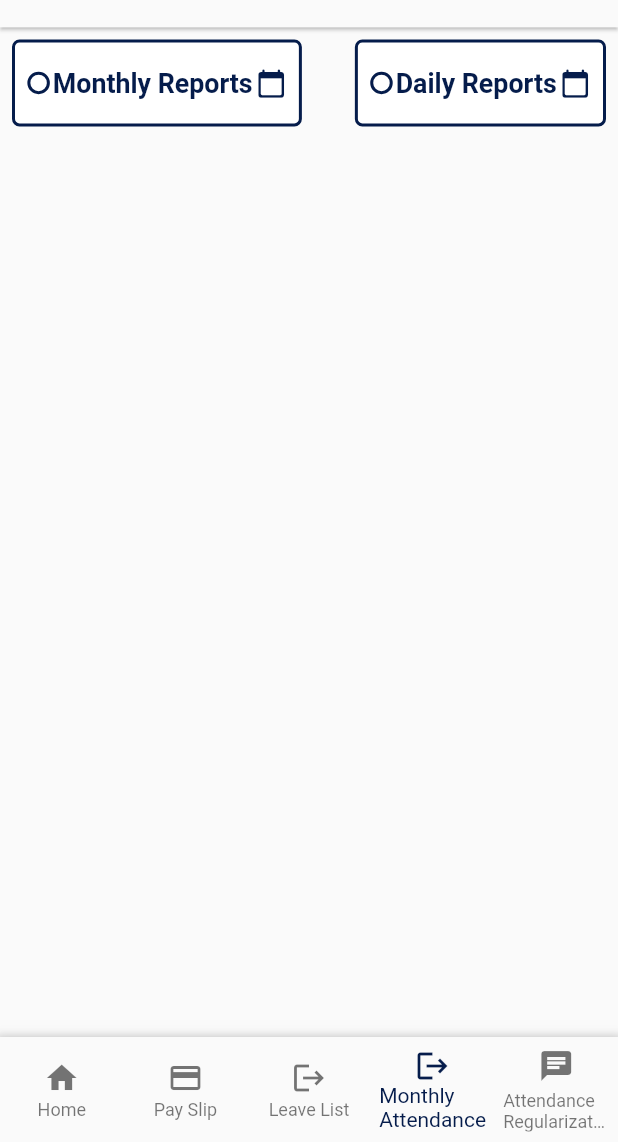
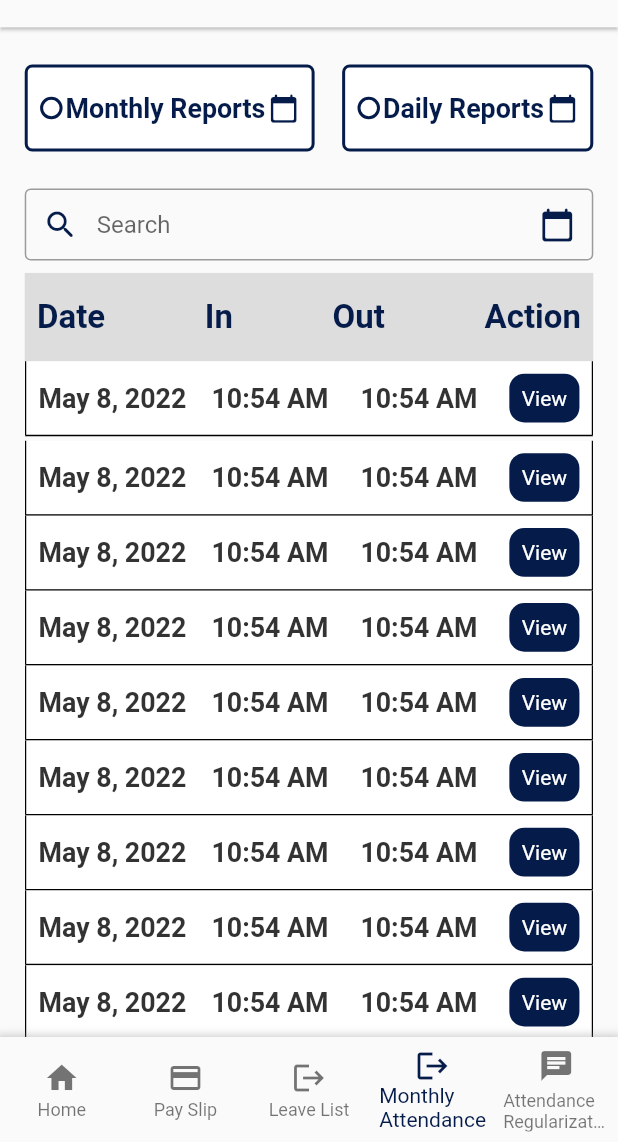
Before and after one commit to nayon-coders/HRM-Managemant-Asia-Soliution, a Flutter app: the IndexScreen screen opened directly, item 4 of the bottom bar chosen, on a phone screen of 412 x 824 dp, the part 94-1236 px from its top. Run offline on Flutter 3.47's test engine with Material 2 defaults, Android fonts, the phone set to English and light mode, and no system bars; our stand-ins replace dropdown_button2, sizer; missing offline and left inert: flutter_analog_clock, phlox_animations; network calls fail.

Commit message:
design monthly attendance page

```diff
--- a/lib/view/global-widget/clock.dart
+++ b/lib/view/global-widget/clock.dart
@@ -37,8 +37,8 @@ class AnalogClock extends StatelessWidget {
           decoration: const BoxDecoration(),
           child: Text(time.format(DateTime.now()),
             style: TextStyle(
-              fontSize: 15.sp,
-              fontWeight: FontWeight.w600
+              fontSize: 13.sp,
+              fontWeight: FontWeight.bold
             ),
           ),
 
--- a/lib/view/index.dart
+++ b/lib/view/index.dart
@@ -6,7 +6,7 @@ import 'package:hrm_management/view/profile/profile.dart';
 import 'package:hrm_management/view/working.dart';
 
 class IndexScreen extends StatefulWidget {
-   late bool? profile;
+    bool? profile;
   IndexScreen({Key? key, this.profile = false}) : super(key: key);
 
   @override
@@ -28,7 +28,7 @@ class _IndexScreenState extends State<IndexScreen> {
       _selectedIndex = index;
       widget.profile = false;
     });
-
+    widget.profile = false;
   }
 
   @override
--- a/lib/view/monthly attendance/monthly-attendance.dart
+++ b/lib/view/monthly attendance/monthly-attendance.dart
@@ -2,7 +2,9 @@ import 'package:flutter/cupertino.dart';
 import 'package:flutter/material.dart';
 import 'package:hrm_management/Utility/color.dart';
 import 'package:hrm_management/view/global-widget/top-bar.dart';
+import 'package:hrm_management/view/monthly%20attendance/widget/attendance-list.dart';
 import 'package:hrm_management/view/monthly%20attendance/widget/search-type-button.dart';
+import 'package:sizer/sizer.dart';
 
 class MonthluAttendance extends StatefulWidget {
   const MonthluAttendance({Key? key}) : super(key: key);
@@ -23,10 +25,12 @@ class _MonthluAttendanceState extends State<MonthluAttendance> {
           body: Column(
             children: [
               TopBar(pageName: "Monthly Attendance"),
-
+              SizedBox(height: 3.h,),
               Padding(
-                padding: const EdgeInsets.all(8.0),
-                child: Row(
+                padding: EdgeInsets.symmetric(horizontal: 2.h,),
+                 child: Column(
+                   children: [
+                     Row(
                         mainAxisAlignment: MainAxisAlignment.spaceBetween,
                         children: [
                           GestureDetector(
@@ -59,10 +63,100 @@ class _MonthluAttendanceState extends State<MonthluAttendance> {
 
                         ],
                       ),
+                     SizedBox(height: 3.h,),
+                     TextFormField(
+                       decoration: InputDecoration(
+                         prefixIcon: Icon(
+                           Icons.search_rounded,
+                           color: appColors.mainColor,
+                         ),
+                         suffixIcon: Icon(
+                           Icons.calendar_today_rounded,
+                           color: appColors.mainColor,
+                         ),
+                         hintText: "Search",
+                         contentPadding: EdgeInsets.only(left: 10, right: 10),
+                         border: OutlineInputBorder(
+                           borderSide: BorderSide(width: 1)
+                         )
+                       ),
+                     ),
+                     SizedBox(height: 1.h,),
+                     Container(
+                       padding: EdgeInsets.symmetric(horizontal: 1.h, vertical: 2.h),
+                       color: Color(0xffdddddd),
+                       child: Row(
+                         mainAxisAlignment: MainAxisAlignment.spaceBetween,
+                         children: [
+                           reportsText("Date"),
+                           reportsText("In"),
+                           reportsText("Out"),
+                           reportsText("Action"),
+                         ],
+                       ),
+
+                     ),
+                   ],
+                 ),
+              ),
+
+              Expanded(
+                child: Padding(
+                  padding: EdgeInsets.symmetric(horizontal: 2.h, ),
+                  child: ListView(
+                    children: [
+                      AttendanceList(),
+                      const SizedBox(height: 3,),
+                      AttendanceList(),
+                      AttendanceList(),
+                      AttendanceList(),
+                      AttendanceList(),
+                      AttendanceList(),
+                      AttendanceList(),
+                      AttendanceList(),
+                      AttendanceList(),
+                      AttendanceList(),
+                      AttendanceList(),
+                      AttendanceList(),
+                      AttendanceList(),
+                      AttendanceList(),
+                      AttendanceList(),
+                      AttendanceList(),
+                      AttendanceList(),
+                      AttendanceList(),
+                      AttendanceList(),
+                      AttendanceList(),
+                      AttendanceList(),
+                      AttendanceList(),
+                      AttendanceList(),
+                      AttendanceList(),
+                      AttendanceList(),
+                      AttendanceList(),
+                      AttendanceList(),
+                      AttendanceList(),
+
+                    ],
+                  ),
+                ),
               )
             ],
           ),
         )
+    );
+  }
+
+  Widget reportsText(String text){
+    return Center(
+      child: Align(
+        alignment: Alignment.center,
+        child: Text(text,
+            style: TextStyle(
+            color: appColors.mainColor,
+            fontSize: 16.sp,
+            fontWeight: FontWeight.w600,
+        )
+        ),
+      ),
     );
   }
 
--- /dev/null
+++ b/lib/view/monthly attendance/widget/attendance-list.dart
@@ -0,0 +1,107 @@
+import 'package:flutter/cupertino.dart';
+import 'package:flutter/material.dart';
+import 'package:hrm_management/Utility/color.dart';
+import 'package:sizer/sizer.dart';
+
+class AttendanceList extends StatelessWidget {
+  const AttendanceList({Key? key}) : super(key: key);
+
+  @override
+  Widget build(BuildContext context) {
+    return Container(
+      padding: EdgeInsets.symmetric(horizontal: 1.h, vertical: 1.h),
+      decoration: BoxDecoration(
+        color: Color(0xffffffff),
+        border: Border(
+          bottom: BorderSide(width: 1),
+          left: BorderSide(width: 1),
+          right: BorderSide(width: 1),
+        )
+      ),
+      child: Row(
+        mainAxisAlignment: MainAxisAlignment.spaceBetween,
+        children: [
+          reportsText("May 8, 2022"),
+          reportsText("10:54 AM	"),
+          reportsText("10:54 AM	"),
+          GestureDetector(
+            onTap: (){
+              showModalBottomSheet<void>(
+                context: context,
+                builder: (BuildContext context) {
+                  return Container(
+                    height: MediaQuery.of(context).size.height / 2,
+                    decoration: const BoxDecoration(
+                      color: Colors.white,
+                      borderRadius: BorderRadius.only(
+                        topRight: Radius.circular(10),
+                        topLeft: Radius.circular(10),
+                      ),
+                    ),
+                    child: Padding(
+                      padding: EdgeInsets.only(left: 10.h, right: 10.h),
+                      child: Column(
+                        mainAxisAlignment: MainAxisAlignment.center,
+                        mainAxisSize: MainAxisSize.min,
+                        children:  [
+                          ShowInfoRows("Date: ", "May 8, 2022	"),
+                          ShowInfoRows("Status: ", "Present	"),
+                          ShowInfoRows("Clock In: ", "10:54 AM"),
+                          ShowInfoRows("Clock Out: ", "10:54 AM"),
+                          ShowInfoRows("Late: ", "-00:00:01	"),
+                          ShowInfoRows("Early Leave: ", "-00:00:01	"),
+                        ],
+                      ),
+                    ),
+                  );
+                },
+              );
+            },
+            child: Container(
+              padding: EdgeInsets.all(1.h),
+              decoration: BoxDecoration(
+                color: appColors.mainColor,
+                borderRadius: BorderRadius.circular(10),
+              ),
+              child: Text("View", style: TextStyle(color: appColors.white),),
+            ),
+          )
+        ],
+      ),
+    );
+  }
+
+
+  Widget reportsText(String text){
+    return Text(text,
+        style: TextStyle(
+          color: appColors.titleTextColor,
+          fontSize: 13.sp,
+          fontWeight: FontWeight.w600,
+        )
+    );
+  }
+  Widget ShowInfoRows(String text, String value){
+    return Container(
+      padding: EdgeInsets.all(5),
+      margin: EdgeInsets.all(1),
+
+      child: Row(
+        children: [
+          Text(text,
+            style: TextStyle(
+              fontWeight: FontWeight.bold,
+              fontSize: 15.sp,
+            ),
+          ),
+
+          Text(value,
+            style: TextStyle(
+              fontWeight: FontWeight.w400,
+              fontSize: 15.sp,
+            ),)
+        ],
+      ),
+    );
+  }
+}
--- a/lib/view/monthly attendance/widget/search-type-button.dart
+++ b/lib/view/monthly attendance/widget/search-type-button.dart
@@ -17,8 +17,7 @@ class MonthlyattendanceSearchButton extends StatelessWidget {
 
   @override
   Widget build(BuildContext context) {
-    return Expanded(
-      child: Container(
+    return  Container(
         padding: EdgeInsets.only(top: 2.h, bottom: 2.h),
         decoration: BoxDecoration(
           color: bgColor,
@@ -55,7 +54,6 @@ class MonthlyattendanceSearchButton extends StatelessWidget {
             ],
           ),
         ),
-      ),
     );
   }
 }
--- a/pubspec.yaml
+++ b/pubspec.yaml
@@ -40,6 +40,7 @@ dependencies:
   page_transition: "^1.1.6"
   dropdown_button2: ^1.4.0
   flutter_analog_clock: ^0.1.1
+  flutter_custom_dialog: ^1.2.0
 
 
 
```
Also changed, not shown: lib/model/order-model.dart (added, +115 -0 lines), pubspec.lock. Lines whose indentation alone changed are shown as unchanged.
